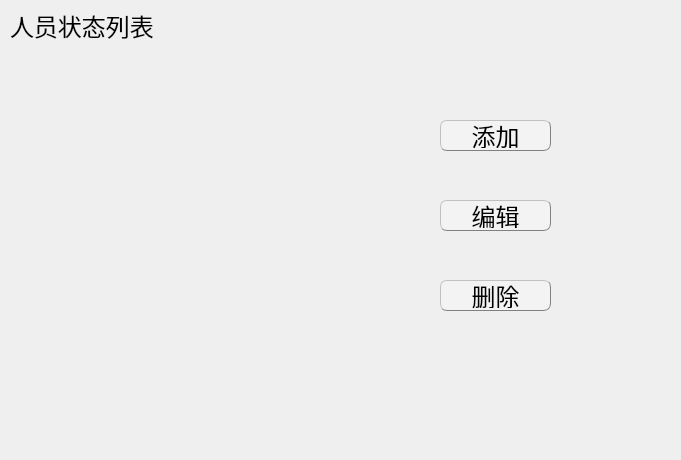
Before: the Qt Designer form absencemanagedialog.ui in EsZHU/QtExamSystem, drawn with Qt 5.
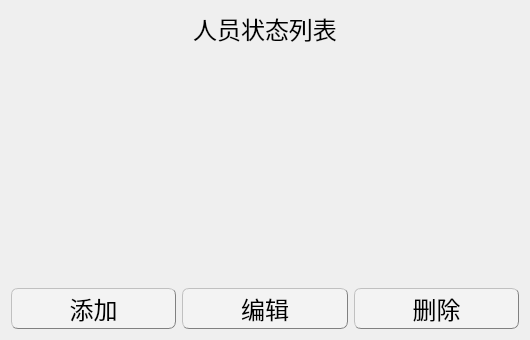
After: the same form once the commit is applied.

Commit message:
暂存：中狗前
This reverts commit 053cd01238f593327338112cd2ee1b6d3f1497e4.

```diff
--- a/absencemanagedialog.ui
+++ b/absencemanagedialog.ui
@@ -6,45 +6,16 @@
    <rect>
     <x>0</x>
     <y>0</y>
-    <width>681</width>
-    <height>460</height>
+    <width>530</width>
+    <height>340</height>
    </rect>
   </property>
   <property name="windowTitle">
    <string>Form</string>
   </property>
-  <widget class="QPushButton" name="deleteButton">
-   <property name="geometry">
-    <rect>
-     <x>440</x>
-     <y>280</y>
-     <width>111</width>
-     <height>31</height>
-    </rect>
-   </property>
-   <property name="font">
-    <font>
-     <pointsize>18</pointsize>
-    </font>
-   </property>
-   <property name="styleSheet">
-    <string notr="true">QPushButton{background-color: rgb(243, 243, 243);border:0.5px groove gray;border-radius:7px;padding:2px 4px;border-style: outset;}
-QPushButton:hover{background-color:rgb(229, 241, 251); color: black;}
-QPushButton:pressed{background-color:rgb(191, 190, 192);border-style: inset;}</string>
-   </property>
-   <property name="text">
-    <string>删除</string>
-   </property>
-  </widget>
+  <layout class="QGridLayout" name="gridLayout" rowstretch="0,1,0" columnstretch="0,0,0">
+   <item row="0" column="0" colspan="3">
   <widget class="QLabel" name="label_7">
-   <property name="geometry">
-    <rect>
-     <x>10</x>
-     <y>10</y>
-     <width>161</width>
-     <height>31</height>
-    </rect>
-   </property>
    <property name="font">
     <font>
      <pointsize>18</pointsize>
@@ -53,26 +24,13 @@
    <property name="text">
     <string>人员状态列表</string>
    </property>
-  </widget>
-  <widget class="QWidget" name="absenceTableWidget" native="true">
-   <property name="geometry">
-    <rect>
-     <x>10</x>
-     <y>40</y>
-     <width>280</width>
-     <height>410</height>
-    </rect>
-   </property>
-  </widget>
+     <property name="alignment">
+      <set>Qt::AlignCenter</set>
+     </property>
+    </widget>
+   </item>
+   <item row="2" column="0">
   <widget class="QPushButton" name="addButton">
-   <property name="geometry">
-    <rect>
-     <x>440</x>
-     <y>120</y>
-     <width>111</width>
-     <height>31</height>
-    </rect>
-   </property>
    <property name="font">
     <font>
      <pointsize>18</pointsize>
@@ -87,15 +45,9 @@
     <string>添加</string>
    </property>
   </widget>
+   </item>
+   <item row="2" column="1">
   <widget class="QPushButton" name="editButton">
-   <property name="geometry">
-    <rect>
-     <x>440</x>
-     <y>200</y>
-     <width>111</width>
-     <height>31</height>
-    </rect>
-   </property>
    <property name="font">
     <font>
      <pointsize>18</pointsize>
@@ -110,6 +62,28 @@
     <string>编辑</string>
    </property>
   </widget>
+   </item>
+   <item row="2" column="2">
+    <widget class="QPushButton" name="deleteButton">
+     <property name="font">
+      <font>
+       <pointsize>18</pointsize>
+      </font>
+     </property>
+     <property name="styleSheet">
+      <string notr="true">QPushButton{background-color: rgb(243, 243, 243);border:0.5px groove gray;border-radius:7px;padding:2px 4px;border-style: outset;}
+QPushButton:hover{background-color:rgb(229, 241, 251); color: black;}
+QPushButton:pressed{background-color:rgb(191, 190, 192);border-style: inset;}</string>
+     </property>
+     <property name="text">
+      <string>删除</string>
+     </property>
+    </widget>
+   </item>
+   <item row="1" column="0" colspan="3">
+    <widget class="QWidget" name="absenceTableWidget" native="true"/>
+   </item>
+  </layout>
  </widget>
  <resources/>
  <connections/>
```
Lines whose indentation alone changed are shown as unchanged. The commit also changes 1 other file.
